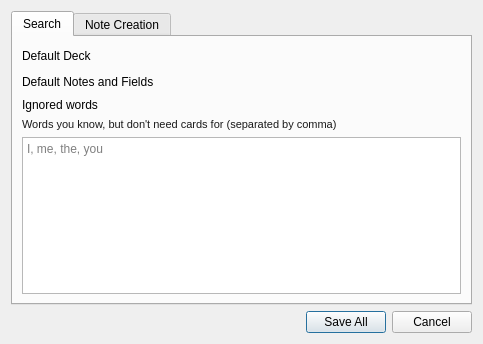
Old version of the form designer/config.ui in the repository ll-in-anki/find-missing-words.
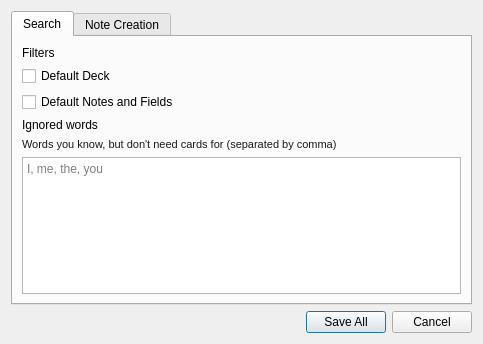
New version of the form.

Commit message:
Flesh out config for default decks and notes/fields
Connect initial addon form to these config options successfully

Diff of the .ui file:
```diff
--- a/designer/config.ui
+++ b/designer/config.ui
@@ -24,10 +24,17 @@
        <string>Search</string>
       </attribute>
       <layout class="QVBoxLayout" name="verticalLayout_3">
+       <item>
+        <widget class="QLabel" name="label_2">
+         <property name="text">
+          <string>Filters</string>
+         </property>
+        </widget>
+       </item>
        <item>
         <layout class="QHBoxLayout" name="default_deck_hbox">
          <item>
-          <widget class="QLabel" name="label_5">
+          <widget class="QCheckBox" name="default_deck_checkbox">
            <property name="text">
             <string>Default Deck</string>
            </property>
@@ -51,7 +58,7 @@
        <item>
         <layout class="QHBoxLayout" name="default_note_field_hbox">
          <item>
-          <widget class="QLabel" name="label_2">
+          <widget class="QCheckBox" name="default_note_field_checkbox">
            <property name="text">
             <string>Default Notes and Fields</string>
            </property>
```
The commit also changes 5 other files.
